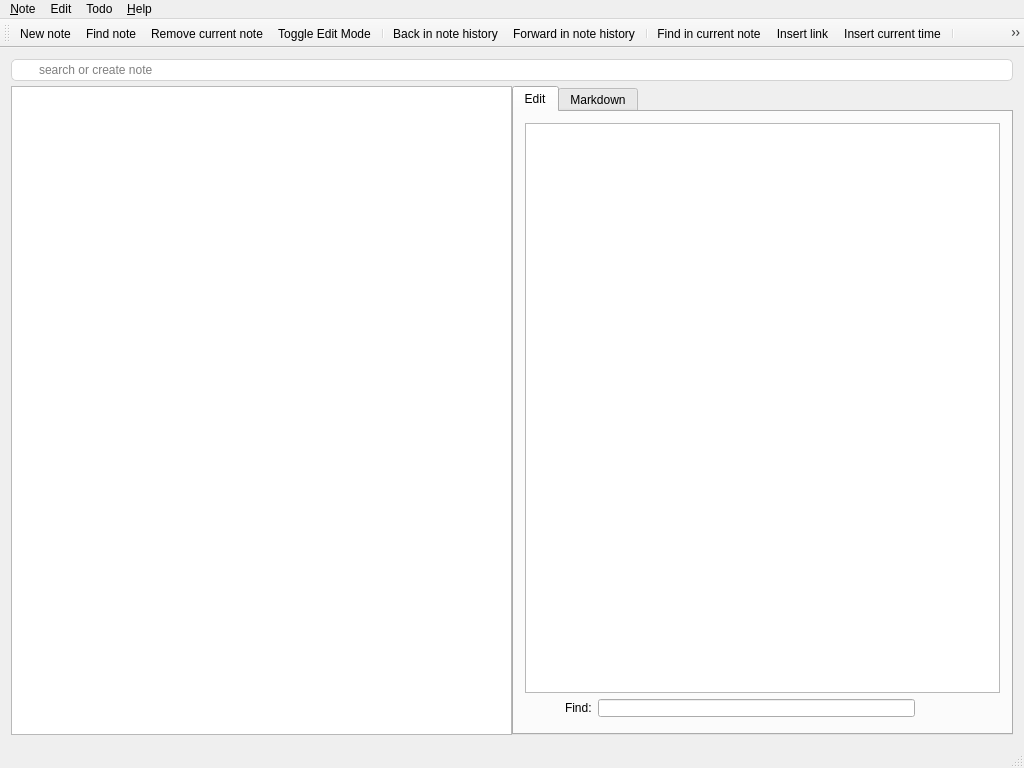
First picture: the form in src/mainwindow.ui, repository pbek/QOwnNotes, before the edit.
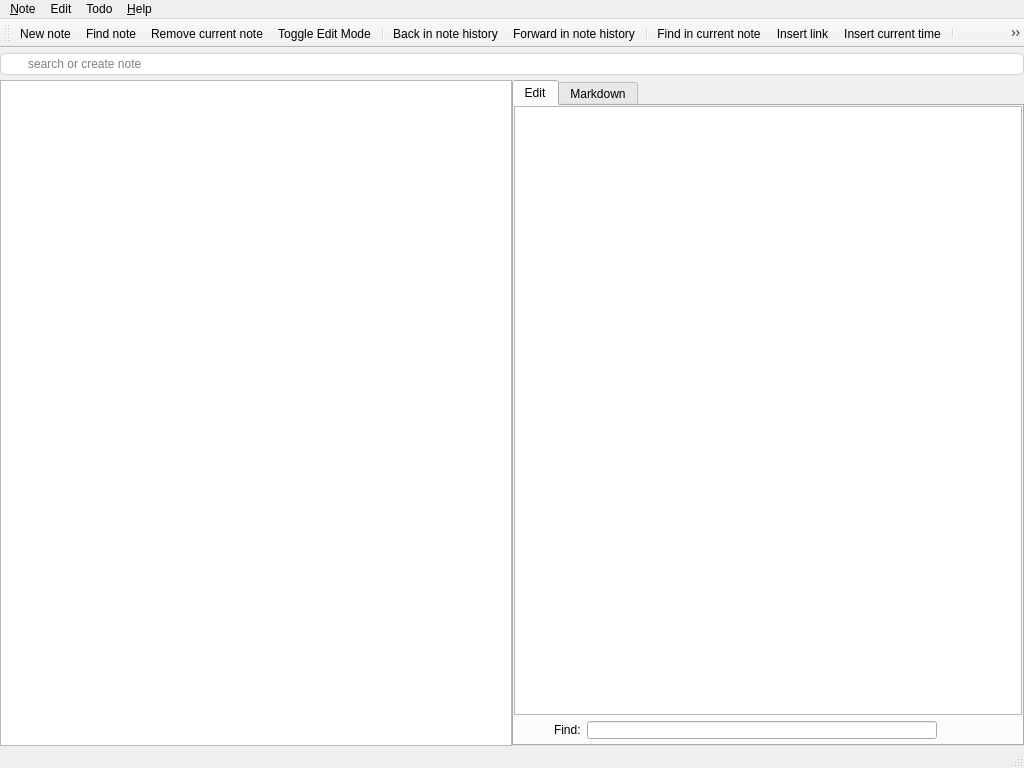
Second picture: the form after the edit. Icons and pictures are not drawn.

Commit message: reduced many margins in the main window to get more room

```diff
--- a/src/mainwindow.ui
+++ b/src/mainwindow.ui
@@ -28,6 +28,18 @@
     <property name="sizeConstraint">
      <enum>QLayout::SetMaximumSize</enum>
     </property>
+    <property name="leftMargin">
+     <number>0</number>
+    </property>
+    <property name="topMargin">
+     <number>5</number>
+    </property>
+    <property name="rightMargin">
+     <number>0</number>
+    </property>
+    <property name="bottomMargin">
+     <number>0</number>
+    </property>
     <item row="0" column="0">
      <layout class="QGridLayout" name="gridLayout">
       <property name="rightMargin">
@@ -71,6 +83,18 @@
           <string>Edit</string>
          </attribute>
          <layout class="QGridLayout" name="gridLayout_2">
+          <property name="leftMargin">
+           <number>0</number>
+          </property>
+          <property name="topMargin">
+           <number>0</number>
+          </property>
+          <property name="rightMargin">
+           <number>0</number>
+          </property>
+          <property name="bottomMargin">
+           <number>0</number>
+          </property>
           <item row="0" column="0">
            <widget class="QTextEdit" name="noteTextEdit">
             <property name="enabled">
```
Left out of the diff: 14 changed lines with no effect on the pictures. The commit also changes 1 other file.
